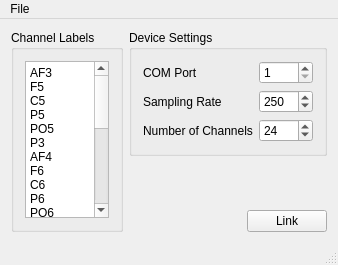
This is Apps/Cognionics/mainwindow.ui in sccn/lsl_archived as Qt 5 draws it before an edit. The edited form follows.
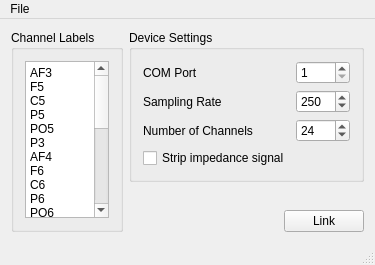
This is the edited form.

Commit message: * Added ability to disable impedance signal in Cognionics program * Fixed wrong unit declaration in OptiTrack program * Added some extra docs for LabRecorder and App build environment

Diff of the .ui file:
```diff
--- a/Apps/Cognionics/mainwindow.ui
+++ b/Apps/Cognionics/mainwindow.ui
@@ -6,7 +6,7 @@
    <rect>
     <x>0</x>
     <y>0</y>
-    <width>313</width>
+    <width>348</width>
     <height>265</height>
    </rect>
   </property>
@@ -119,6 +119,13 @@
            </property>
           </widget>
          </item>
+         <item row="3" column="0">
+          <widget class="QCheckBox" name="stripImpedance">
+           <property name="text">
+            <string>Strip impedance signal</string>
+           </property>
+          </widget>
+         </item>
         </layout>
        </widget>
       </item>
@@ -168,7 +175,7 @@
     <rect>
      <x>0</x>
      <y>0</y>
-     <width>313</width>
+     <width>348</width>
      <height>18</height>
     </rect>
    </property>
```
The commit also changes 17 other files.
